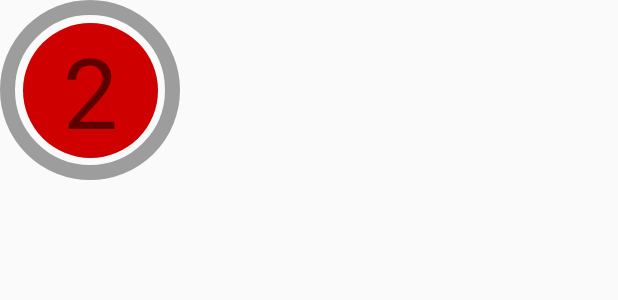
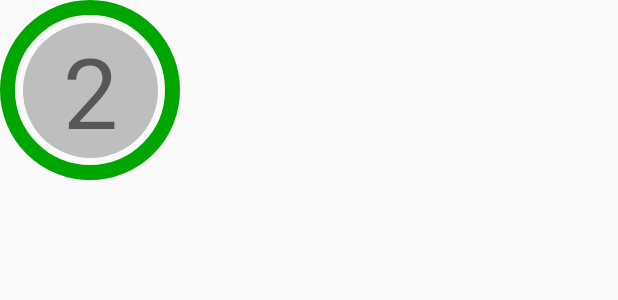
Before and after one commit to CinnamonJui/AvalonCharacters, an Android app: the layout character_view.xml on its own in the app's theme, with its tools: preview values and no code run, on a phone screen of 412 x 824 dp. Shown: the top 300 px of the screen. Run offline under Robolectric (Android 15) with nearby library versions, the phone set to English and light mode, and no system bars.

Commit message:
fix magical number & use color.xml

```diff
--- a/app/src/main/AndroidManifest.xml
+++ b/app/src/main/AndroidManifest.xml
@@ -18,7 +18,6 @@
             android:roundIcon="@mipmap/ic_launcher_round"
             android:supportsRtl="true"
             android:theme="@style/AppTheme">
-        <activity android:name=".characters.CharacterView"></activity>
         <activity
                 android:name=".MainActivity"
                 android:screenOrientation="landscape"
--- a/app/src/main/res/drawable/character_circle.xml
+++ b/app/src/main/res/drawable/character_circle.xml
@@ -2,5 +2,5 @@
 <shape xmlns:android="http://schemas.android.com/apk/res/android"
         android:shape="oval" >
     <solid
-            android:color="#CE0000" />
+            android:color="@color/circle_unknown" />
 </shape>
--- a/app/src/main/res/drawable/character_ring.xml
+++ b/app/src/main/res/drawable/character_ring.xml
@@ -5,7 +5,7 @@
         <shape android:shape="oval">
             <stroke
                     android:width="10dp"
-                    android:color="#FFD306" />
+                    android:color="@color/ring_isChecked" />
         </shape>
     </item>
 
@@ -13,7 +13,7 @@
         <shape android:shape="oval">
             <stroke
                     android:width="10dp"
-                    android:color="#9D9D9D" />
+                    android:color="@color/ring_unChecked" />
         </shape>
     </item>
 
--- a/app/src/main/res/values/colors.xml
+++ b/app/src/main/res/values/colors.xml
@@ -7,4 +7,11 @@
     <color name="btn_positive">@android:color/holo_blue_light</color>
     <color name="btn_negative">#FF0000</color>
     <color name="btn_neutral">#666666</color>
+
+    <color name="circle_unknown">#BEBEBE</color>
+    <color name="circle_evil">#EA0000</color>
+    <color name="circle_special">#00A600</color>
+
+    <color name="ring_isChecked">#00A600</color>
+    <color name="ring_unChecked">#00A600</color>
 </resources>
```
Also changed, not shown: app/src/main/java/com/example/avaloncharacters/characters/CharacterView.kt (+14 -8 lines).
